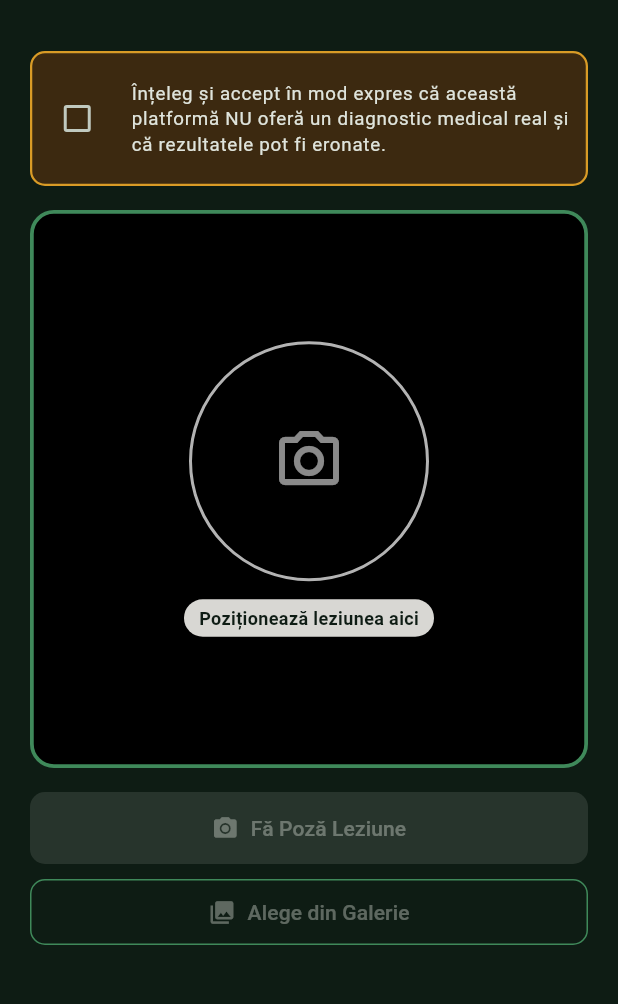
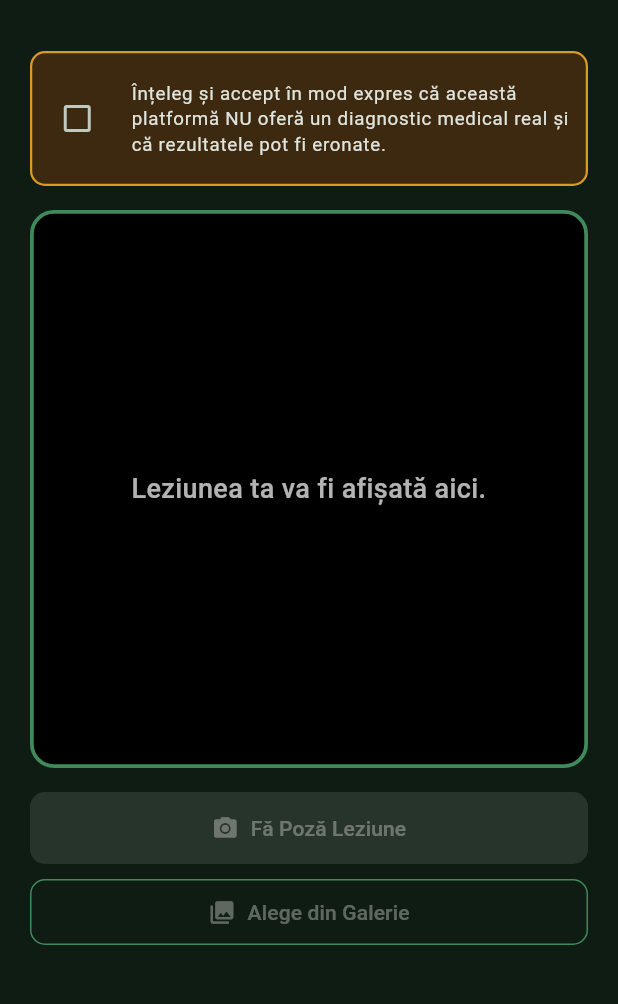
Before and after one commit to Deea72/DaVinciMed, a Flutter app: the screen it shows once a user with an empty profile is signed in, on a phone screen of 412 x 824 dp, the part 63-1067 px from its top. Run offline on Flutter 3.47's test engine with Material 3 defaults, Android fonts, the phone set to English and light mode, and no system bars; our stand-ins replace image_picker, supabase_flutter; missing offline and left inert: flutter_onnxruntime; accounts and stored records are empty.

Commit message:
Capture screen: show 'Your injury will be displayed here.' in the empty photo box
Replaces the camera circle and the 'Position injury here' label.
Romanian: 'Leziunea ta va fi afișată aici.'

```diff
--- a/lib/main.dart
+++ b/lib/main.dart
@@ -476,47 +476,19 @@ class _CaptureScreenState extends State<CaptureScreen> {
                     child: _selectedImage != null
                         ? Image.file(_selectedImage!, fit: BoxFit.cover)
                         : Center(
-                            child: Column(
-                              mainAxisSize: MainAxisSize.min,
-                              children: [
-                                Container(
-                                  width: 160,
-                                  height: 160,
-                                  decoration: BoxDecoration(
-                                    shape: BoxShape.circle,
-                                    border: Border.all(
-                                      color: Colors.white70,
-                                      width: 2,
-                                    ),
-                                  ),
-                                  child: const Icon(
-                                    Icons.camera_alt_outlined,
-                                    color: Colors.white54,
-                                    size: 48,
-                                  ),
+                            child: Padding(
+                              padding: const EdgeInsets.all(24),
+                              child: Text(
+                                isRo
+                                    ? 'Leziunea ta va fi afișată aici.'
+                                    : 'Your injury will be displayed here.',
+                                textAlign: TextAlign.center,
+                                style: const TextStyle(
+                                  fontSize: 18,
+                                  fontWeight: FontWeight.w500,
+                                  color: Colors.white70,
                                 ),
-                                const SizedBox(height: 12),
-                                Container(
-                                  padding: const EdgeInsets.symmetric(
-                                      horizontal: 10, vertical: 4),
-                                  decoration: BoxDecoration(
-                                    color: accent,
-                                    borderRadius: BorderRadius.circular(15),
-                                  ),
-                                  child: Text(
-                                    isRo
-                                        ? 'Poziționează leziunea aici'
-                                        : 'Position injury here',
-                                    style: TextStyle(
-                                      fontSize: 12,
-                                      fontWeight: FontWeight.w600,
-                                      color: widget.isDarkMode
-                                          ? const Color(0xFF0E1C14)
-                                          : Colors.white,
-                                    ),
-                                  ),
-                                ),
-                              ],
+                              ),
                             ),
                           ),
                   ),
```
